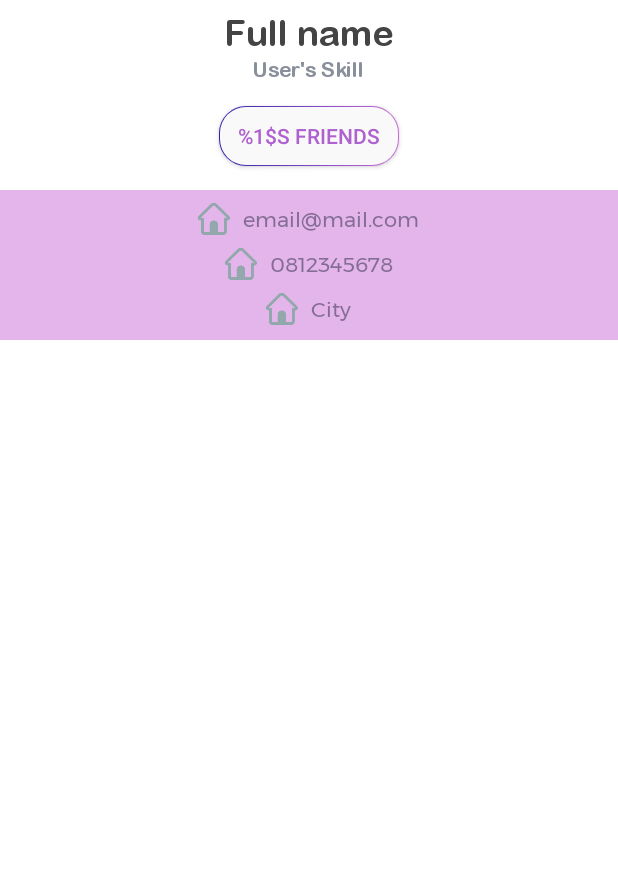
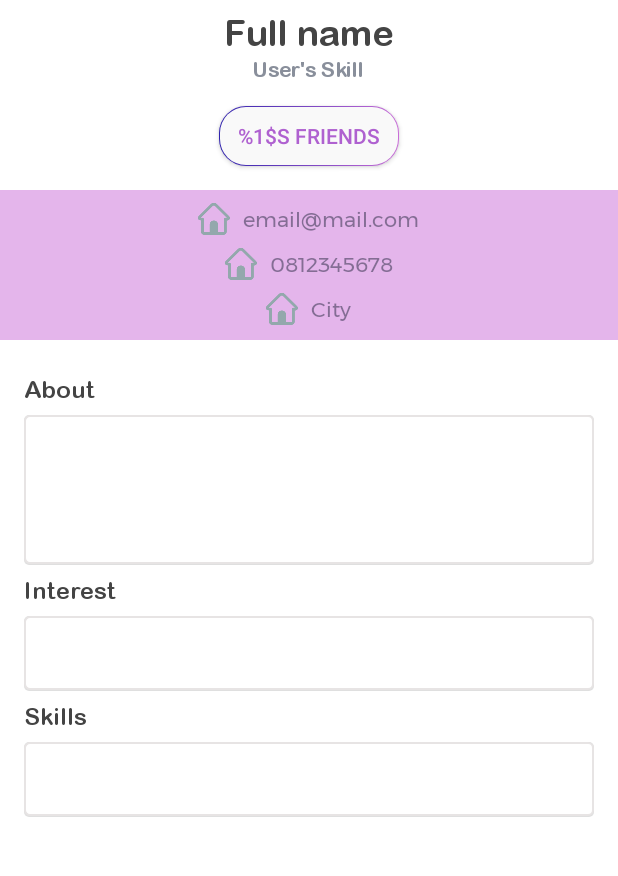
Before and after one commit to Fatimazza/ConnectDev, an Android app: the ProfileActivity screen opened directly, with no data from a screen before it, on a phone screen of 412 x 824 dp, the part 204-1080 px from its top. Run offline under Robolectric (Android 15) with nearby library versions, the phone set to English and light mode, and no system bars; our stand-ins replace CircleImageView; pictures from the network do not load.

Commit message:
[fatimazza] Profile - Change Profile detail to contact, Add Profile detail section

```diff
--- a/app/src/main/res/layout/activity_profile.xml
+++ b/app/src/main/res/layout/activity_profile.xml
@@ -26,6 +26,10 @@
         fontPath="@string/font_arial_bold" />
 
     <include
+        android:id="@+id/rl_profile_contact"
+        layout="@layout/layout_profile_contact" />
+
+    <include
         android:id="@+id/rl_profile_detail"
         layout="@layout/layout_profile_detail" />
 
--- /dev/null
+++ b/app/src/main/res/layout/layout_profile_contact.xml
@@ -0,0 +1,83 @@
+<?xml version="1.0" encoding="utf-8"?>
+<LinearLayout
+    xmlns:android="http://schemas.android.com/apk/res/android"
+    android:orientation="vertical"
+    android:layout_width="match_parent"
+    android:layout_height="100dp"
+    android:layout_below="@id/btn_friends"
+    android:background="@color/transparent_pink"
+    android:gravity="center" >
+
+    <LinearLayout
+        android:orientation="horizontal"
+        android:layout_width="wrap_content"
+        android:layout_height="wrap_content"
+        android:gravity="center"
+        android:layout_marginTop="4dp"
+        android:layout_marginBottom="4dp">
+
+        <ImageView
+            android:layout_width="wrap_content"
+            android:layout_height="wrap_content"
+            android:src="@drawable/ic_find" />
+
+        <id.co.binar.connectdev.components.textview.MontserratRegular
+            android:id="@+id/tv_email"
+            android:layout_width="wrap_content"
+            android:layout_height="wrap_content"
+            android:text="email@mail.com"
+            android:textColor="#8024253d"
+            android:layout_marginLeft="8dp"
+            android:textSize="14sp" />
+
+    </LinearLayout>
+
+    <LinearLayout
+        android:orientation="horizontal"
+        android:layout_width="wrap_content"
+        android:layout_height="wrap_content"
+        android:gravity="center"
+        android:layout_marginTop="4dp"
+        android:layout_marginBottom="4dp">
+
+        <ImageView
+            android:layout_width="wrap_content"
+            android:layout_height="wrap_content"
+            android:src="@drawable/ic_find" />
+
+        <id.co.binar.connectdev.components.textview.MontserratRegular
+            android:id="@+id/tv_handphone"
+            android:layout_width="wrap_content"
+            android:layout_height="wrap_content"
+            android:text="0812345678"
+            android:textColor="#8024253d"
+            android:layout_marginLeft="8dp"
+            android:textSize="14sp" />
+
+    </LinearLayout>
+
+    <LinearLayout
+        android:orientation="horizontal"
+        android:layout_width="wrap_content"
+        android:layout_height="wrap_content"
+        android:gravity="center"
+        android:layout_marginTop="4dp"
+        android:layout_marginBottom="4dp">
+
+        <ImageView
+            android:layout_width="wrap_content"
+            android:layout_height="wrap_content"
+            android:src="@drawable/ic_find" />
+
+        <id.co.binar.connectdev.components.textview.MontserratRegular
+            android:id="@+id/tv_city"
+            android:layout_width="wrap_content"
+            android:layout_height="wrap_content"
+            android:text="City"
+            android:textColor="#8024253d"
+            android:layout_marginLeft="8dp"
+            android:textSize="14sp" />
+
+    </LinearLayout>
+
+</LinearLayout>
--- a/app/src/main/res/layout/layout_profile_detail.xml
+++ b/app/src/main/res/layout/layout_profile_detail.xml
@@ -3,81 +3,56 @@
     xmlns:android="http://schemas.android.com/apk/res/android"
     android:orientation="vertical"
     android:layout_width="match_parent"
-    android:layout_height="100dp"
-    android:layout_below="@id/btn_friends"
-    android:background="@color/transparent_pink"
-    android:gravity="center" >
+    android:layout_height="wrap_content"
+    android:layout_below="@id/rl_profile_contact"
+    android:layout_margin="16dp" >
 
-    <LinearLayout
-        android:orientation="horizontal"
+    <id.co.binar.connectdev.components.textview.ArialRoundedMtBold
         android:layout_width="wrap_content"
         android:layout_height="wrap_content"
-        android:gravity="center"
-        android:layout_marginTop="4dp"
-        android:layout_marginBottom="4dp">
+        android:text="About"
+        android:layout_marginTop="7dp"
+        android:textColor="#444444"
+        android:textSize="16sp" />
 
-        <ImageView
-            android:layout_width="wrap_content"
-            android:layout_height="wrap_content"
-            android:src="@drawable/ic_find" />
+    <EditText
+        android:id="@+id/et_about"
+        android:lineSpacingExtra="1dp"
+        android:layout_width="match_parent"
+        android:layout_height="100dp"
+        android:layout_marginTop="7dp"
+        android:background="@drawable/rectangle_background_selector" />
 
-        <id.co.binar.connectdev.components.textview.MontserratRegular
-            android:id="@+id/tv_email"
-            android:layout_width="wrap_content"
-            android:layout_height="wrap_content"
-            android:text="email@mail.com"
-            android:textColor="#8024253d"
-            android:layout_marginLeft="8dp"
-            android:textSize="14sp" />
-
-    </LinearLayout>
-
-    <LinearLayout
-        android:orientation="horizontal"
+    <id.co.binar.connectdev.components.textview.ArialRoundedMtBold
         android:layout_width="wrap_content"
         android:layout_height="wrap_content"
-        android:gravity="center"
-        android:layout_marginTop="4dp"
-        android:layout_marginBottom="4dp">
+        android:text="Interest"
+        android:layout_marginTop="7dp"
+        android:textColor="#444444"
+        android:textSize="16sp" />
 
-        <ImageView
-            android:layout_width="wrap_content"
-            android:layout_height="wrap_content"
-            android:src="@drawable/ic_find" />
+    <EditText
+        android:id="@+id/et_interest"
+        android:maxLines="1"
+        android:layout_width="match_parent"
+        android:layout_height="50dp"
+        android:layout_marginTop="7dp"
+        android:background="@drawable/rectangle_background_selector" />
 
-        <id.co.binar.connectdev.components.textview.MontserratRegular
-            android:id="@+id/tv_handphone"
-            android:layout_width="wrap_content"
-            android:layout_height="wrap_content"
-            android:text="0812345678"
-            android:textColor="#8024253d"
-            android:layout_marginLeft="8dp"
-            android:textSize="14sp" />
-
-    </LinearLayout>
-
-    <LinearLayout
-        android:orientation="horizontal"
+    <id.co.binar.connectdev.components.textview.ArialRoundedMtBold
         android:layout_width="wrap_content"
         android:layout_height="wrap_content"
-        android:gravity="center"
-        android:layout_marginTop="4dp"
-        android:layout_marginBottom="4dp">
+        android:text="Skills"
+        android:layout_marginTop="7dp"
+        android:textColor="#444444"
+        android:textSize="16sp" />
 
-        <ImageView
-            android:layout_width="wrap_content"
-            android:layout_height="wrap_content"
-            android:src="@drawable/ic_find" />
-
-        <id.co.binar.connectdev.components.textview.MontserratRegular
-            android:id="@+id/tv_city"
-            android:layout_width="wrap_content"
-            android:layout_height="wrap_content"
-            android:text="City"
-            android:textColor="#8024253d"
-            android:layout_marginLeft="8dp"
-            android:textSize="14sp" />
-
-    </LinearLayout>
+    <EditText
+        android:id="@+id/et_skill"
+        android:maxLines="1"
+        android:layout_width="match_parent"
+        android:layout_height="50dp"
+        android:layout_marginTop="7dp"
+        android:background="@drawable/rectangle_background_selector" />
 
 </LinearLayout>
--- a/app/src/main/res/values/colors.xml
+++ b/app/src/main/res/values/colors.xml
@@ -5,6 +5,8 @@
     <color name="violet_0">#663dbd</color>
     <color name="gray_0">#93a8ac</color>
     <color name="gray_1">#e7e4e4</color>
+    <color name="gray_2">#878787</color>
+    <color name="gray_3">#f5f5f5</color>
 
     <color name="transparent">#00000000</color>
     <color name="transparent_blue">#803023ae</color>
```
